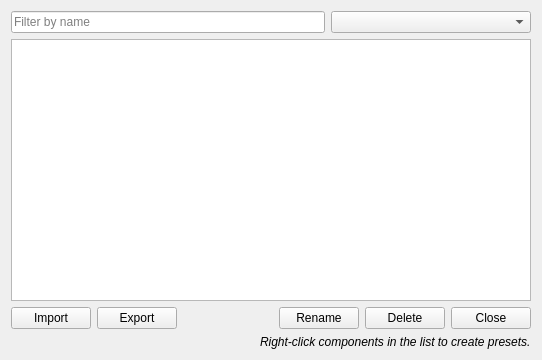
Old version of the form presetmanager.ui in the repository djfun/audio-visualizer-python.
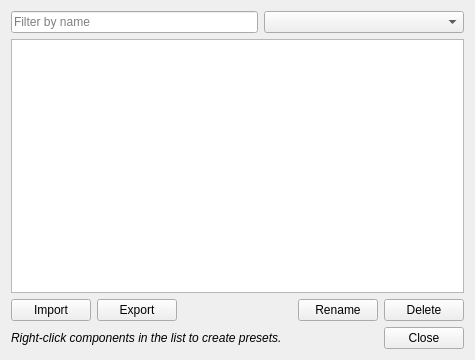
New version of the form.

Commit message: start connecting import/export buttons

```diff
--- a/presetmanager.ui
+++ b/presetmanager.ui
@@ -9,7 +9,7 @@
    <rect>
     <x>0</x>
     <y>0</y>
-    <width>542</width>
+    <width>475</width>
     <height>360</height>
    </rect>
   </property>
@@ -104,13 +104,6 @@
        </property>
       </widget>
      </item>
-     <item>
-      <widget class="QPushButton" name="pushButton_close">
-       <property name="text">
-        <string>Close</string>
-       </property>
-      </widget>
-     </item>
     </layout>
    </item>
    <item>
@@ -122,6 +115,26 @@
        </property>
       </widget>
      </item>
+     <item>
+      <spacer name="horizontalSpacer_2">
+       <property name="orientation">
+        <enum>Qt::Horizontal</enum>
+       </property>
+       <property name="sizeHint" stdset="0">
+        <size>
+         <width>40</width>
+         <height>20</height>
+        </size>
+       </property>
+      </spacer>
+     </item>
+     <item>
+      <widget class="QPushButton" name="pushButton_close">
+       <property name="text">
+        <string>Close</string>
+       </property>
+      </widget>
+     </item>
     </layout>
    </item>
   </layout>
```
The commit also changes 3 other files.
